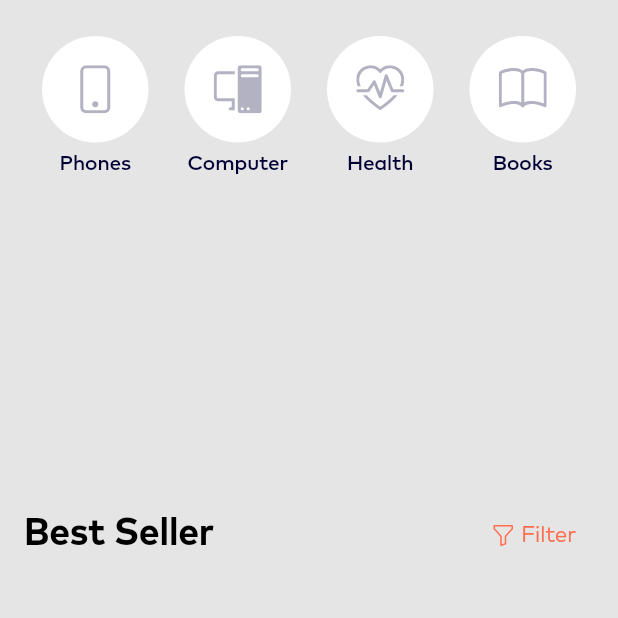
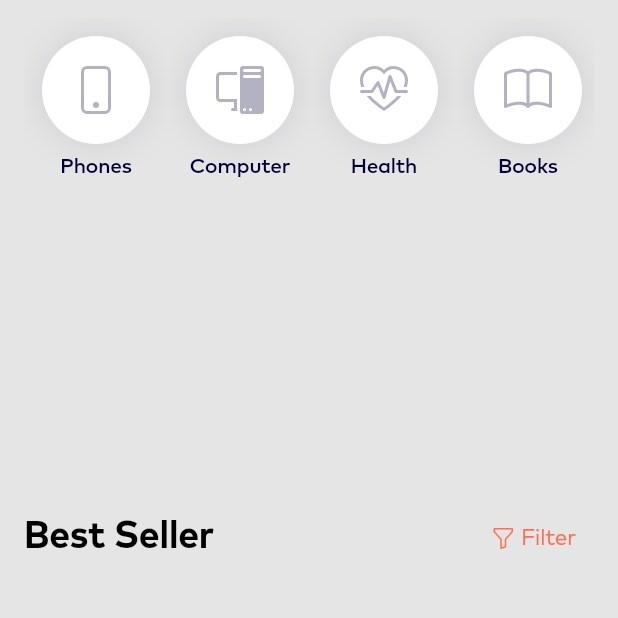
Before and after one commit to devmaslove/ecommerce_test, a Flutter app: the MainPageLoaded screen opened directly with empty values, on a phone screen of 412 x 824 dp, the top half of it. Run offline on Flutter 3.47's test engine with Material 2 defaults, Android fonts, the phone set to English and light mode, and no system bars; our stand-ins replace badges, bootstrap_icons, card_swiper, dio, equatable, flutter_bloc and 2 more; network calls fail; project files that could hold a hidden picture were left out.

Commit message:
Поправил категрии - размер и тени

```diff
--- a/lib/ui/pages/main/widgets/category_widget.dart
+++ b/lib/ui/pages/main/widgets/category_widget.dart
@@ -19,7 +19,7 @@ class CategoryWidget extends StatelessWidget {
   @override
   Widget build(BuildContext context) {
     return Material(
-      borderRadius: BorderRadius.circular(10),
+      borderRadius: BorderRadius.circular(12),
       clipBehavior: Clip.antiAlias,
       color: AppColors.background,
       child: InkWell(
@@ -30,15 +30,15 @@ class CategoryWidget extends StatelessWidget {
             mainAxisSize: MainAxisSize.min,
             children: [
               Container(
-                width: 71,
-                height: 71,
+                width: 72,
+                height: 72,
                 alignment: Alignment.center,
                 decoration: BoxDecoration(
                   color: selected ? AppColors.accent : Colors.white,
                   shape: BoxShape.circle,
                   boxShadow: [
                     BoxShadow(
-                      color: AppColors.shadow.withOpacity(0.15),
+                      color: AppColors.dark.withOpacity(0.1),
                       blurRadius: 20,
                     ),
                   ],
@@ -50,7 +50,7 @@ class CategoryWidget extends StatelessWidget {
                       selected ? Colors.white : AppColors.dark.withOpacity(0.3),
                 ),
               ),
-              const SizedBox(height: 7),
+              const SizedBox(height: 8),
               Text(
                 title,
                 style: const AppTextStyle().copyWith(
--- a/lib/ui/resources/app_colors.dart
+++ b/lib/ui/resources/app_colors.dart
@@ -30,9 +30,6 @@ class AppColors {
   /// #B3B3B3
   static const greyDropDownIcon = Color(0xFFB3B3B3);
 
-  /// #A7ABC9 (167, 171, 201)
-  static const shadow = Color(0xFFE5E5E5);
-
   /// #AAB6D3 (170, 182, 211)
   static const shadowCard = Color(0xFFAAB6D3);
 
```
